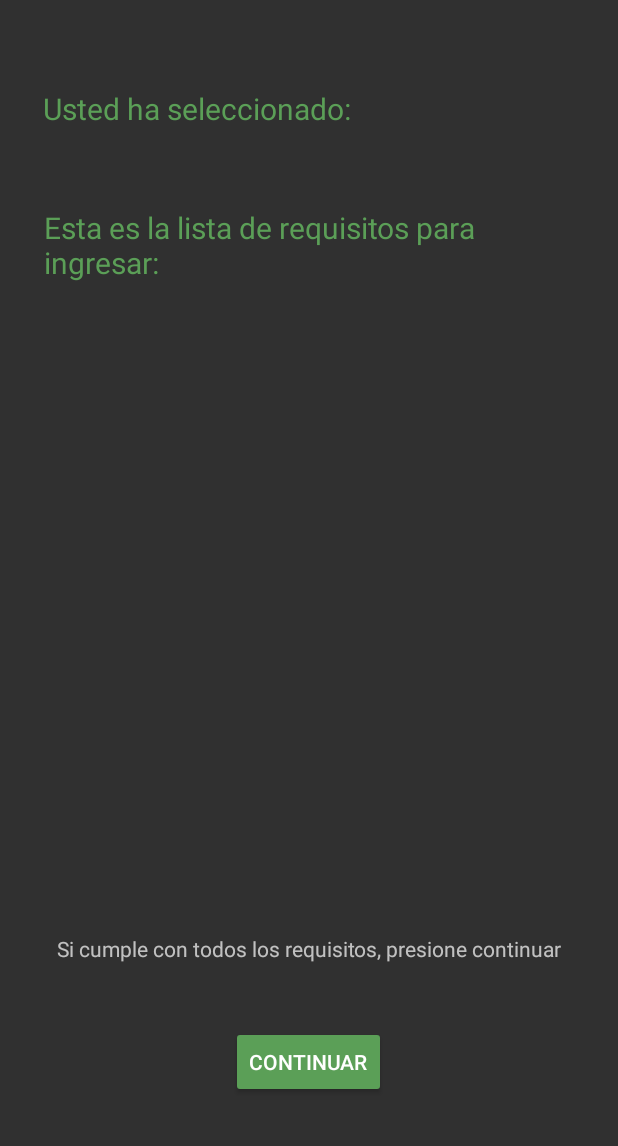
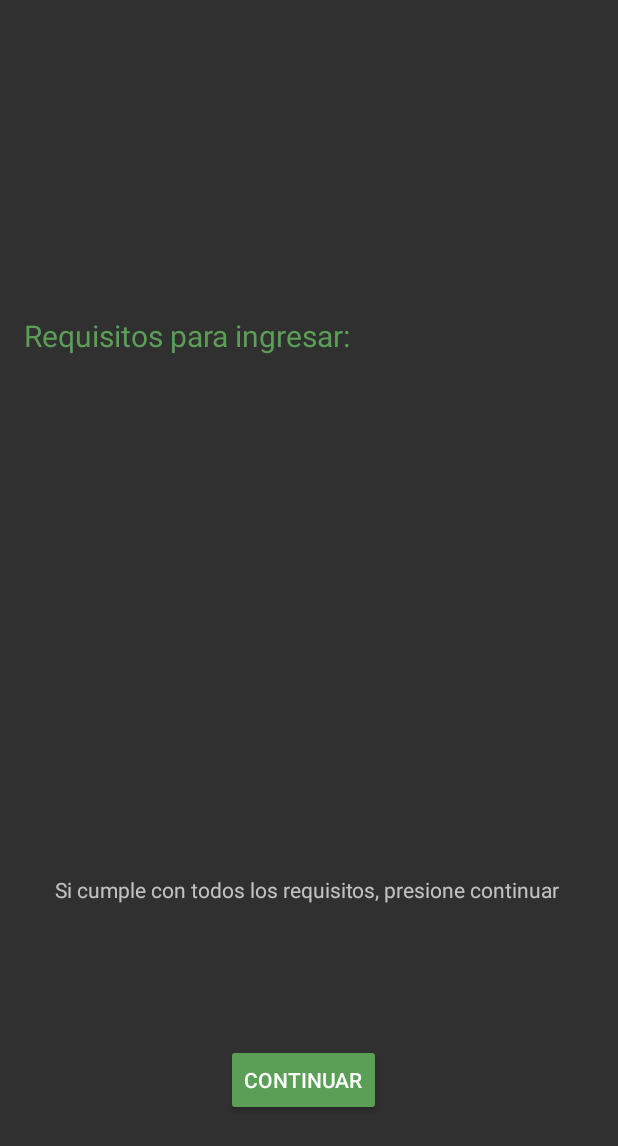
Before and after one commit to luchosic/SOA, an Android app: the RequirementsByPlaceActivity screen opened directly, with no data from a screen before it, on a phone screen of 412 x 824 dp. Shown: the top 1146 px of the screen. Run offline under Robolectric (Android 15) with nearby library versions, the phone set to English and light mode, and no system bars; 2 statements that could not run were skipped.

Commit message:
Ajustes de diseño

```diff
--- a/TP2-CODIGO/app/src/main/AndroidManifest.xml
+++ b/TP2-CODIGO/app/src/main/AndroidManifest.xml
@@ -23,13 +23,13 @@
             android:name=".RegisterActivity"
             android:exported="false" />
         <activity
-            android:name=".PlacesPageActivity"
+            android:name=".MainActivity"
             android:exported="false" />
         <activity
             android:name=".RequirementsByPlaceActivity"
             android:exported="false" />
         <activity
-            android:name=".MainActivity"
+            android:name=".PlacesPageActivity"
             android:exported="true">
             <intent-filter>
                 <action android:name="android.intent.action.MAIN" />
--- a/TP2-CODIGO/app/src/main/java/com/example/tp2/RequirementsByPlaceActivity.java
+++ b/TP2-CODIGO/app/src/main/java/com/example/tp2/RequirementsByPlaceActivity.java
@@ -15,6 +15,7 @@ public class RequirementsByPlaceActivity extends AppCompatActivity {
     TextView requirementsCancha;
     TextView requirementsVuelosNacionales;
     TextView requirementsVuelosInternacionales;
+    TextView textSelectedPlace;
 
     @Override
     protected void onCreate(Bundle savedInstanceState) {
@@ -25,11 +26,13 @@ public class RequirementsByPlaceActivity extends AppCompatActivity {
         Bundle extras = intent.getExtras();
         String selectedPlace = extras.getString("selectedPlace");
 
+        textSelectedPlace = (TextView) findViewById(R.id.selectedPlace);
         requirementsTeatro = (TextView) findViewById(R.id.requisitosTeatro);
         requirementsCancha = (TextView) findViewById(R.id.requisitosCancha);
         requirementsVuelosNacionales = (TextView) findViewById(R.id.requisitosVuelosNacionales);
         requirementsVuelosInternacionales = (TextView) findViewById(R.id.requisitosVuelosInternacionales);
 
+        textSelectedPlace.setText(selectedPlace);
         requirementsTeatro.setVisibility(View.INVISIBLE);
         requirementsCancha.setVisibility(View.INVISIBLE);
         requirementsVuelosNacionales.setVisibility(View.INVISIBLE);
@@ -50,7 +53,7 @@ public class RequirementsByPlaceActivity extends AppCompatActivity {
 
             case "Vuelos internacionales":
                 requirementsVuelosInternacionales.setVisibility(View.VISIBLE);
-                break;
+            break;
         }
 
 
--- a/TP2-CODIGO/app/src/main/res/layout/activity_requirements_by_place.xml
+++ b/TP2-CODIGO/app/src/main/res/layout/activity_requirements_by_place.xml
@@ -5,48 +5,32 @@
     android:layout_height="match_parent"
     xmlns:app="http://schemas.android.com/apk/res-auto">
 
-    <TextView
-        android:id="@+id/texto_leyenda_lugar"
-        android:layout_width="355dp"
-        android:layout_height="35dp"
-        android:layout_marginTop="48dp"
-        android:layout_marginBottom="33dp"
-        android:text="@string/leyenda_lugar"
-        android:textColor="#5B9F57"
-        android:textSize="20sp"
-        android:textStyle="normal"
-        app:layout_constraintBottom_toTopOf="@+id/texto_leyenda_requisitos"
-        app:layout_constraintEnd_toEndOf="parent"
-        app:layout_constraintStart_toStartOf="parent"
-        app:layout_constraintTop_toTopOf="parent" />
-
 
     <TextView
         android:id="@+id/texto_leyenda_requisitos"
         android:layout_width="350dp"
-        android:layout_height="55dp"
+        android:layout_height="30dp"
         android:layout_marginTop="116dp"
-        android:layout_marginBottom="377dp"
+        android:layout_marginBottom="80dp"
         android:text="@string/leyenda_requisitos"
         android:textColor="#5B9F57"
         android:textSize="20sp"
         android:textStyle="normal"
         app:layout_constraintBottom_toTopOf="@+id/texto_leyenda_continuar"
         app:layout_constraintEnd_toEndOf="parent"
-        app:layout_constraintHorizontal_bias="0.47"
+        app:layout_constraintHorizontal_bias="0.262"
         app:layout_constraintStart_toStartOf="parent"
         app:layout_constraintTop_toTopOf="parent" />
-
 
     <TextView
         android:id="@+id/texto_leyenda_continuar"
         android:layout_width="wrap_content"
         android:layout_height="wrap_content"
         android:layout_marginTop="30dp"
-        android:layout_marginBottom="20dp"
         android:text="@string/leyenda_continuar"
         app:layout_constraintBottom_toTopOf="@+id/codigoButton"
         app:layout_constraintEnd_toEndOf="parent"
+        app:layout_constraintHorizontal_bias="0.486"
         app:layout_constraintStart_toStartOf="parent"
         app:layout_constraintTop_toBottomOf="@+id/texto_leyenda_requisitos" />
 
@@ -54,29 +38,29 @@
         android:id="@+id/codigoButton"
         android:layout_width="wrap_content"
         android:layout_height="wrap_content"
-        android:layout_marginBottom="92dp"
+        android:layout_marginBottom="80dp"
         android:backgroundTint="#5B9F57"
         android:text="@string/continuar"
         app:layout_constraintBottom_toBottomOf="parent"
         app:layout_constraintEnd_toEndOf="parent"
-        app:layout_constraintHorizontal_bias="0.498"
+        app:layout_constraintHorizontal_bias="0.488"
         app:layout_constraintStart_toStartOf="parent" />
 
     <TextView
         android:id="@+id/requisitosTeatro"
-        android:layout_width="342dp"
-        android:layout_height="314dp"
+        android:layout_width="347dp"
+        android:layout_height="250dp"
         android:layout_marginStart="28dp"
         android:layout_marginLeft="28dp"
         android:layout_marginTop="42dp"
         android:layout_marginEnd="41dp"
         android:layout_marginRight="41dp"
         android:layout_marginBottom="51dp"
-        android:text="-Barbijo o tapaboca
-                      \n-Entrada (asiento de por medio)
-                      \n-APP Cuidar
-                      \n-Declaración jurada de que no estas transitando la enfermedad
-                      \n-Ganas de pasarla bien!"
+        android:text="\t- Barbijo o tapaboca
+                      \n\t- Entrada (asiento de por medio)
+                      \n\t- APP Cuidar
+                      \n\t- Declaración jurada de que no estas transitando la enfermedad
+                      \n\t- Ganas de pasarla bien!"
         app:layout_constraintBottom_toTopOf="@+id/texto_leyenda_continuar"
         app:layout_constraintEnd_toEndOf="parent"
         app:layout_constraintStart_toStartOf="parent"
@@ -84,20 +68,20 @@
 
     <TextView
         android:id="@+id/requisitosCancha"
-        android:layout_width="342dp"
-        android:layout_height="314dp"
+        android:layout_width="347dp"
+        android:layout_height="250dp"
         android:layout_marginStart="28dp"
         android:layout_marginLeft="28dp"
         android:layout_marginTop="42dp"
         android:layout_marginEnd="41dp"
         android:layout_marginRight="41dp"
         android:layout_marginBottom="51dp"
-        android:text="-Barbijo o tapaboca
-                      \n-Entrada (asiento de por medio)
-                      \n-APP Cuidar
-                      \n-Declaración jurada de que no estas transitando la enfermedad
-                      \n-Carnet de vacunación
-                      \n-Ganas de alentar por tu equipo"
+        android:text="\t- Barbijo o tapaboca
+                      \n\t- Entrada (asiento de por medio)
+                      \n\t- APP Cuidar
+                      \n\t- Declaración jurada de que no estas transitando la enfermedad
+                      \n\t- Carnet de vacunación
+                      \n\t- Ganas de alentar por tu equipo"
         app:layout_constraintBottom_toTopOf="@+id/texto_leyenda_continuar"
         app:layout_constraintEnd_toEndOf="parent"
         app:layout_constraintStart_toStartOf="parent"
@@ -105,21 +89,21 @@
 
     <TextView
         android:id="@+id/requisitosVuelosNacionales"
-        android:layout_width="342dp"
-        android:layout_height="314dp"
+        android:layout_width="347dp"
+        android:layout_height="250dp"
         android:layout_marginStart="28dp"
         android:layout_marginLeft="28dp"
         android:layout_marginTop="42dp"
         android:layout_marginEnd="41dp"
         android:layout_marginRight="41dp"
         android:layout_marginBottom="51dp"
-        android:text="-Barbijo o tapaboca
-                      \n-Pasaje
-                      \n-APP Cuidar
-                      \n-Declaración jurada de que no estas transitando la enfermedad
-                      \n-Llegar 3 hs antes de horario de partida
-                      \n-Valijas
-                      \n-Documento"
+        android:text="\t- Barbijo o tapaboca
+                      \n\t- Pasaje
+                      \n\t- APP Cuidar
+                      \n\t- Declaración jurada de que no estas transitando la enfermedad
+                      \n\t- Llegar 3 hs antes de horario de partida
+                      \n\t- Valijas
+                      \n\t- Documento"
         app:layout_constraintBottom_toTopOf="@+id/texto_leyenda_continuar"
         app:layout_constraintEnd_toEndOf="parent"
         app:layout_constraintStart_toStartOf="parent"
@@ -127,25 +111,42 @@
 
     <TextView
         android:id="@+id/requisitosVuelosInternacionales"
-        android:layout_width="342dp"
-        android:layout_height="314dp"
+        android:layout_width="347dp"
+        android:layout_height="250dp"
         android:layout_marginStart="28dp"
         android:layout_marginLeft="28dp"
         android:layout_marginTop="42dp"
         android:layout_marginEnd="41dp"
         android:layout_marginRight="41dp"
         android:layout_marginBottom="51dp"
-        android:text="-Barbijo o tapaboca
-                      \n-Pasaje
-                      \n-APP Cuidar
-                      \n-Declaración jurada de que no estas transitando la enfermedad
-                      \n-Llegar 8 hs antes de horario de partida
-                      \n-Certificado de vacunación (2 dosis) - NO SE ACEPTA SPUTNIK
-                      \n-Valijas
-                      \n-Pasaporte"
+        android:text="- Barbijo o tapaboca
+                      \n\t- Pasaje
+                      \n\t- APP Cuidar
+                      \n\t- Declaración jurada de que no estas transitando la enfermedad
+                      \n\t- Llegar 8 hs antes de horario de partida
+                      \n\t- Certificado de vacunación (2 dosis) - NO SE ACEPTA SPUTNIK
+                      \n\t- Valijas
+                      \n\t- Pasaporte"
         app:layout_constraintBottom_toTopOf="@+id/texto_leyenda_continuar"
         app:layout_constraintEnd_toEndOf="parent"
+        app:layout_constraintHorizontal_bias="1.0"
         app:layout_constraintStart_toStartOf="parent"
-        app:layout_constraintTop_toBottomOf="@+id/texto_leyenda_requisitos" />
+        app:layout_constraintTop_toBottomOf="@+id/texto_leyenda_requisitos"
+        app:layout_constraintVertical_bias="1.0" />
+
+    <TextView
+        android:id="@+id/selectedPlace"
+        android:layout_width="200dp"
+        android:layout_height="35dp"
+        android:layout_marginBottom="16dp"
+        android:textColor="#5B9F57"
+        android:textSize="20sp"
+        android:textStyle="normal"
+        android:gravity="center"
+        app:layout_constraintBottom_toTopOf="@+id/texto_leyenda_requisitos"
+        app:layout_constraintEnd_toEndOf="parent"
+        app:layout_constraintHorizontal_bias="0.498"
+        app:layout_constraintStart_toStartOf="parent"
+        app:layout_constraintTop_toTopOf="parent" />
 
 </androidx.constraintlayout.widget.ConstraintLayout>
--- a/TP2-CODIGO/app/src/main/res/values/strings.xml
+++ b/TP2-CODIGO/app/src/main/res/values/strings.xml
@@ -11,7 +11,7 @@
     <string name="continuar">Continuar</string>
     <string name="seleccione_lugar">Seleccione el lugar que desea visitar para conocer sus requisitos:</string>
     <string name="leyenda_lugar">Usted ha seleccionado: </string>
-    <string name="leyenda_requisitos">Esta es la lista de requisitos para ingresar: </string>
+    <string name="leyenda_requisitos">Requisitos para ingresar: </string>
     <string name="leyenda_continuar">Si cumple con todos los requisitos, presione continuar</string>
     <string name="APIEnvoriment">PROD</string>
     <string name="retrofit_server">http://so-unlam.net.ar/api/</string>
```
